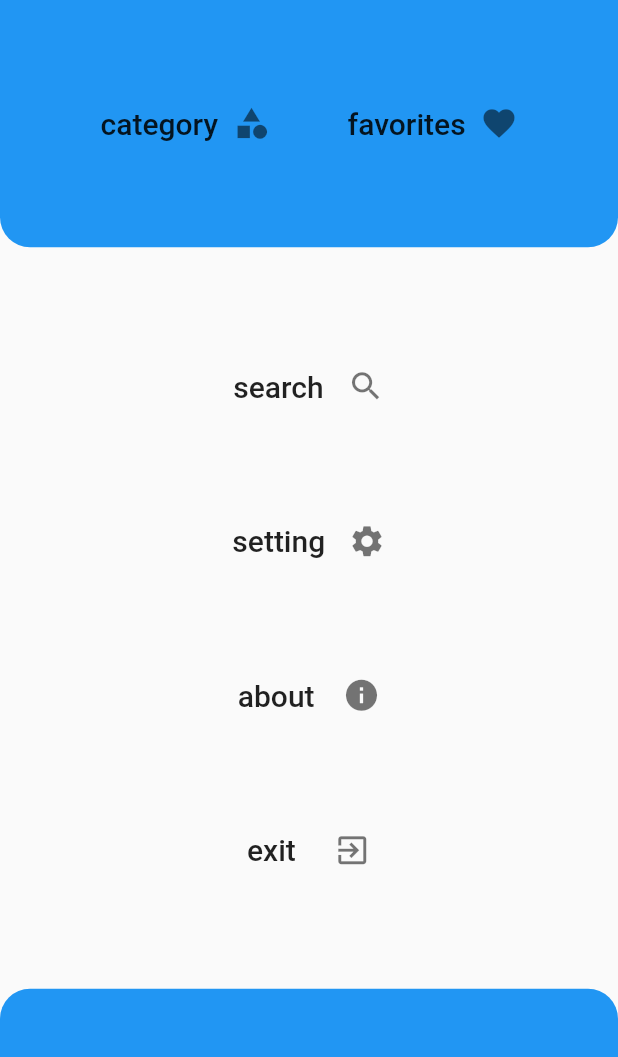
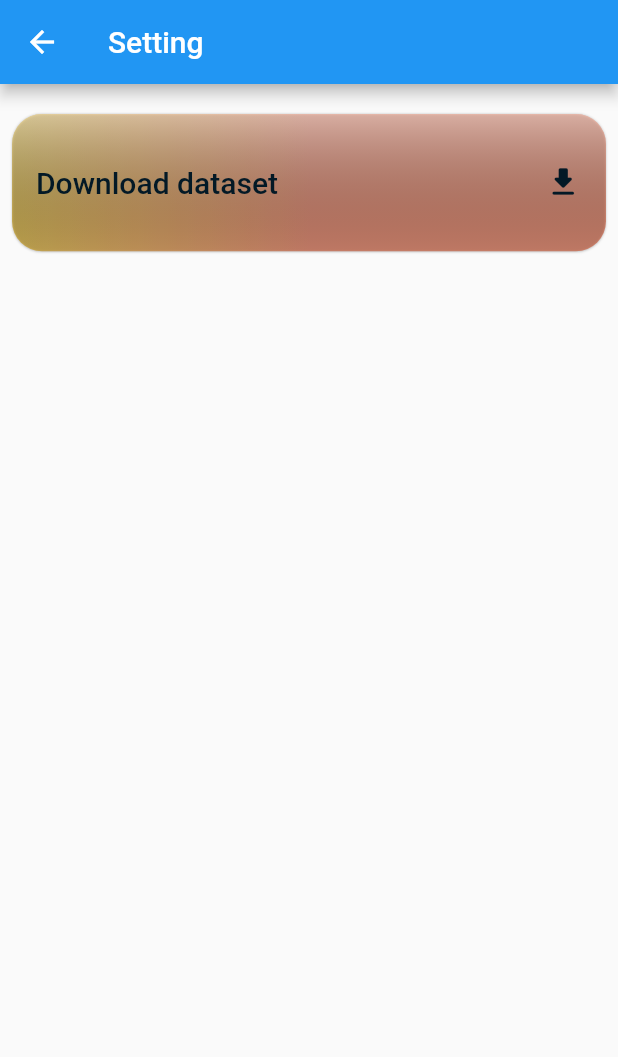
Before and after one commit to b3hzadsh/apps-inf0, a Flutter app: the screen it shows after launch, after a tap on "setting", on a phone screen of 412 x 824 dp. Shown: the top 1057 px of the screen. Run offline on Flutter 3.47's test engine with Material 2 defaults, Android fonts, the phone set to English and light mode, and no system bars; our stand-ins replace flutter_svg.

Commit message:
home bg - catScreen minor - create setingScr

```diff
--- a/lib/main.dart
+++ b/lib/main.dart
@@ -2,6 +2,7 @@ import 'package:apps_info/screens/art_cat_screen.dart';
 import 'package:apps_info/screens/category.dart';
 import 'package:apps_info/screens/home.dart';
 import 'package:apps_info/screens/search.dart';
+import 'package:apps_info/screens/setting_screen.dart';
 import 'package:apps_info/screens/the_home.dart';
 import 'package:flutter/material.dart';
 
@@ -39,6 +40,11 @@ class MyApp extends StatelessWidget {
             builder: (context) => ArtScreen(),
             // bring home
           );
+        if (setting.name == "/screen/setting") // for home
+          return MaterialPageRoute(
+            builder: (context) => SettingScreen(),
+            // bring home
+          );
       },
       /* theme: ThemeData(
         brightness: Brightness.light,
--- a/lib/screens/category.dart
+++ b/lib/screens/category.dart
@@ -51,10 +51,19 @@ class CategoryScreen extends StatelessWidget {
                     children: [
                       Padding(
                         padding: const EdgeInsets.symmetric(vertical: 3),
-                        child: Text(
-                          cats[index],
-                          style:
-                              TextStyle(color: Colors.grey[800], fontSize: 20),
+                        child: Row(
+                          mainAxisAlignment: MainAxisAlignment.spaceBetween,
+                          children: [
+                            Padding(
+                              padding: const EdgeInsets.only(left: 8.0),
+                              child: Text(
+                                cats[index],
+                                style: TextStyle(
+                                    color: Colors.grey[800], fontSize: 20),
+                              ),
+                            ),
+                            Icon(Icons.arrow_forward_ios)
+                          ],
                         ),
                       ),
                       Divider(),
--- a/lib/screens/home.dart
+++ b/lib/screens/home.dart
@@ -1,4 +1,9 @@
+import 'package:apps_info/utils/path.dart';
+import 'dart:ui' as ui;
+import 'package:apps_info/utils/widgets.dart';
 import 'package:flutter/material.dart';
+import 'package:flutter/rendering.dart';
+import 'package:flutter_svg/flutter_svg.dart';
 
 class MyHomePage extends StatefulWidget {
   MyHomePage({Key key, this.title}) : super(key: key);
@@ -21,13 +26,25 @@ class _MyHomePageState extends State<MyHomePage> {
       ), */
       body: SafeArea(
         child: Column(
-          mainAxisAlignment: MainAxisAlignment.spaceBetween,
+          // mainAxisAlignment: MainAxisAlignment.start,
           // crossAxisAlignment: CrossAxisAlignment.start,
           children: [
-            Container(
+            /* Container(
+            color: Colors.blue,
+            child: ClipPath(
+        clipper: CurveClipper(),
+        child: Image(
+          image: AssetImage("assets/images/avatar.jpg"),
+          height: MediaQuery.of(context).size.height / 3.5,
+          width: double.infinity,
+          fit: BoxFit.cover,
+        ),
+            ),
+          ), */
+            /*  Container(
             alignment: Alignment.center,
             width: double.infinity,
-              height: hieght / 5,
+            height: hieght / 7,
             decoration: BoxDecoration(
         color: Theme.of(context).primaryColor,
         borderRadius: BorderRadius.vertical(
@@ -35,6 +52,64 @@ class _MyHomePageState extends State<MyHomePage> {
         ),
             ),
             child: Wrap(
+        children: [
+
+        ],
+            ),
+          ), */
+            Expanded(
+              child: Container(
+                //color: Color(0xff23B5D3),
+                width: double.infinity,
+                /* decoration: BoxDecoration(
+          /* image: DecorationImage(
+        image: AssetImage(),
+        fit: BoxFit.cover,
+          ), */
+          borderRadius: BorderRadius.vertical(
+        bottom: Radius.circular(20),
+          ),
+        ), */
+                child: Stack(
+                  // fit: StackFit.expand,
+                  alignment: Alignment.center,
+                  children: [
+                    Container(
+                        width: double.infinity,
+                        //width: double.infinity,
+                        child: Image.asset(
+                          "assets/images/wolf.jpg",
+                          fit: BoxFit.cover,
+                        )
+                        /* SvgPicture.asset(
+                          "assets/images/Large-Triangles.svg",
+                          height: hieght,
+                          alignment: Alignment.bottomRight,
+                          width: width,
+                          fit: BoxFit.fill,
+                        ), */
+                        ),
+                    BackdropFilter(
+                      child: Container(
+                        decoration: new BoxDecoration(
+                          color: Colors.grey.shade500.withOpacity(0.25),
+                        ),
+                        width: width,
+                        height: hieght,
+                      ),
+                      filter: ui.ImageFilter.blur(
+                        sigmaX: 12.0,
+                        sigmaY: 11.8,
+                      ),
+                    ),
+                    Padding(
+                      padding: EdgeInsets.symmetric(horizontal: 8),
+                      child: Opacity(
+                        opacity: 0.98,
+                        child: Wrap(
+                          runSpacing: 2 / 100 * hieght,
+                          spacing: 2 / 100 * width,
+                          direction: Axis.horizontal,
                           children: [
                             Hero(
                               tag: "CatHero",
@@ -49,21 +124,6 @@ class _MyHomePageState extends State<MyHomePage> {
                                 hieght: hieght,
                                 title: "favorites",
                                 icon: Icons.favorite),
-                ],
-              ),
-            ),
-            Container(
-              width: double.infinity,
-              decoration: BoxDecoration(
-                borderRadius: BorderRadius.vertical(
-                  bottom: Radius.circular(20),
-                ),
-              ),
-              child: Column(
-                /* runSpacing: 3 / 100 * hieght,
-                spacing: 3 / 100 * width,
-                direction: Axis.horizontal, */
-                children: [
                             MainButton(
                                 width: width,
                                 hieght: hieght,
@@ -87,73 +147,34 @@ class _MyHomePageState extends State<MyHomePage> {
                           ],
                         ),
                       ),
-            Container(
-              alignment: Alignment.bottomLeft,
-              width: double.infinity,
-              height: hieght / 5,
-              decoration: BoxDecoration(
-                color: Theme.of(context).primaryColor,
-                borderRadius: BorderRadius.vertical(
-                  top: Radius.circular(20),
+                    ),
+                    /*
+        Positioned(
+          //top: -hieght / 12,
+          left: width / 1.8,
+          child: Opacity(
+            opacity: 0.4,
+            child: Container(
+              //width: double.infinity,
+              child: SvgPicture.asset(
+                "assets/images/bxl-android.svg",
+                height: hieght / 1.7,
+                alignment: Alignment.bottomRight,
+                // width: width,
+                color: Colors.yellow,
+                // fit: BoxFit.cover,
+                semanticsLabel: 'Acme Logo',
               ),
             ),
-            )
+          ),
+        ), */
+                  ],
+                ),
+              ),
+            ),
           ],
         ),
       ),
     );
   }
 }
-
-class MainButton extends StatelessWidget {
-  const MainButton({
-    Key key,
-    @required this.width,
-    @required this.hieght,
-    @required this.title,
-    @required this.icon,
-  }) : super(key: key);
-
-  final double width;
-  final double hieght;
-  final String title;
-  final IconData icon;
-
-  @override
-  Widget build(BuildContext context) {
-    return Container(
-      height: hieght / 8,
-      width: width / 2.5,
-      child: Center(
-        child: FlatButton(
-          onPressed: () {
-            Navigator.pushNamed(context, "/screen/$title");
-          },
-          child: Container(
-            child: Center(
-              child: Row(
-                mainAxisAlignment: MainAxisAlignment.spaceEvenly,
-                children: [
-                  Text(
-                    title,
-                    style: TextStyle(
-                      fontSize: 20,
-                      fontWeight: FontWeight.w500,
-                    ),
-                  ),
-                  Icon(
-                    icon,
-                    size: 25,
-                    color: Theme.of(context).textTheme.headline1.color,
-                  )
-                ],
-              ),
-            ),
-            height: hieght / 8,
-            width: width / 2.5,
-          ),
-        ),
-      ),
-    );
-  }
-}
--- /dev/null
+++ b/lib/screens/setting_screen.dart
@@ -0,0 +1,30 @@
+import 'package:apps_info/utils/widgets.dart';
+import 'package:flutter/material.dart';
+
+class SettingScreen extends StatelessWidget {
+  @override
+  Widget build(BuildContext context) {
+    var hieght = MediaQuery.of(context).size.height;
+    var width = MediaQuery.of(context).size.width;
+    return Scaffold(
+      appBar: AppBar(
+        title: Text("Setting"),
+      ),
+      body: Column(
+        mainAxisAlignment: MainAxisAlignment.start,
+        children: [
+          Padding(
+            padding: EdgeInsets.symmetric(horizontal: 8, vertical: 20),
+            child: MainButton(
+              width: width,
+              hieght: hieght,
+              title: "Download dataset",
+              icon: Icons.download_rounded,
+            ),
+          )
+        ],
+      ),
+      // child: child,
+    );
+  }
+}
--- /dev/null
+++ b/lib/utils/widgets.dart
@@ -0,0 +1,80 @@
+import 'package:flutter/material.dart';
+
+class MainButton extends StatelessWidget {
+  const MainButton({
+    Key key,
+    @required this.width,
+    @required this.hieght,
+    @required this.title,
+    @required this.icon,
+  }) : super(key: key);
+
+  final double width;
+  final double hieght;
+  final String title;
+  final IconData icon;
+
+  @override
+  Widget build(BuildContext context) {
+    return Container(
+      width: double.infinity,
+      decoration: BoxDecoration(
+        borderRadius: BorderRadius.circular(20),
+        gradient: LinearGradient(
+            colors: [
+              Color(0xfff6d365),
+              Color(0xfffda085),
+            ],
+            begin: const FractionalOffset(0.0, 0.0),
+            end: const FractionalOffset(0.5, 0.0),
+            stops: [0.0, 1.0],
+            tileMode: TileMode.clamp),
+      ),
+      child: Container(
+        decoration: BoxDecoration(
+          boxShadow: [
+            BoxShadow(
+              offset: Offset(0, 0),
+              blurRadius: 0.6,
+              color: Colors.black.withOpacity(0.25),
+            )
+          ],
+          borderRadius: BorderRadius.circular(20),
+          gradient: LinearGradient(
+              colors: [Colors.transparent, Colors.white.withOpacity(0.4)],
+              begin: Alignment.bottomCenter,
+              end: Alignment.topCenter,
+              stops: [0.0, 1.0],
+              tileMode: TileMode.clamp),
+        ),
+        height: hieght / 9,
+        width: double.infinity,
+        child: Center(
+          child: FlatButton(
+            onPressed: () {
+              Navigator.pushNamed(context, "/screen/$title");
+            },
+            child: Container(
+              width: double.infinity,
+              child: Row(
+                mainAxisAlignment: MainAxisAlignment.spaceBetween,
+                children: [
+                  Text(
+                    title,
+                    style: TextStyle(
+                        fontSize: 20,
+                        fontWeight: FontWeight.w500,
+                        color: Color(0xff031926)),
+                  ),
+                  Icon(icon, size: 25, color: Color(0xff031926))
+                ],
+              ),
+              height: hieght / 8,
+              //width: width / 2.5,
+            ),
+          ),
+        ),
+      ),
+    );
+  }
+}
```
Also changed, not shown: pubspec.yaml (+2 -9 lines), assets/images/Large-Triangles.svg (added), assets/images/bxl-android.svg (added), assets/images/google-play-fill.svg (added), assets/images/wolf.jpg (added), pubspec.lock. Lines whose indentation alone changed are shown as unchanged.
